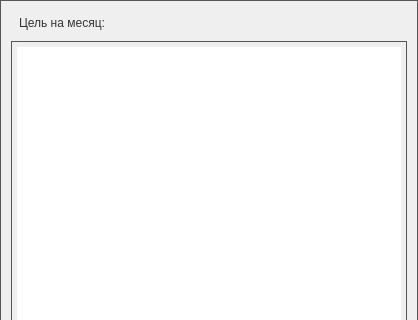
Qt form taskmanager/taskmanager/newpurposeform.ui (gen1izh/android) before a commit; both pictures show x 0 to 418 and y 0 to 320 of the 418 by 685 pixel window.
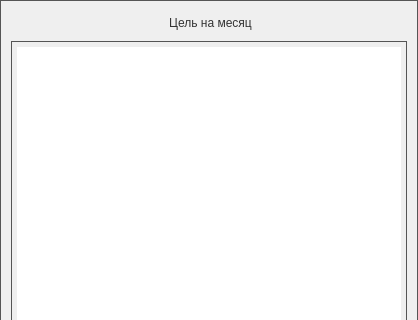
The same form after that commit. Icons and pictures are not drawn.

Commit message: upd: taskmanager: Сделал открытие цели на месяц в окне цели и сохранение в БД

What changed in the file:
```diff
--- a/taskmanager/taskmanager/newpurposeform.ui
+++ b/taskmanager/taskmanager/newpurposeform.ui
@@ -43,7 +43,7 @@
 }</string>
      </property>
      <property name="text">
-      <string>Цель на месяц:</string>
+      <string>&lt;html&gt;&lt;head/&gt;&lt;body&gt;&lt;p align=&quot;center&quot;&gt;Цель на месяц&lt;/p&gt;&lt;/body&gt;&lt;/html&gt;</string>
      </property>
     </widget>
    </item>
```
The commit also changes 4 other files.
